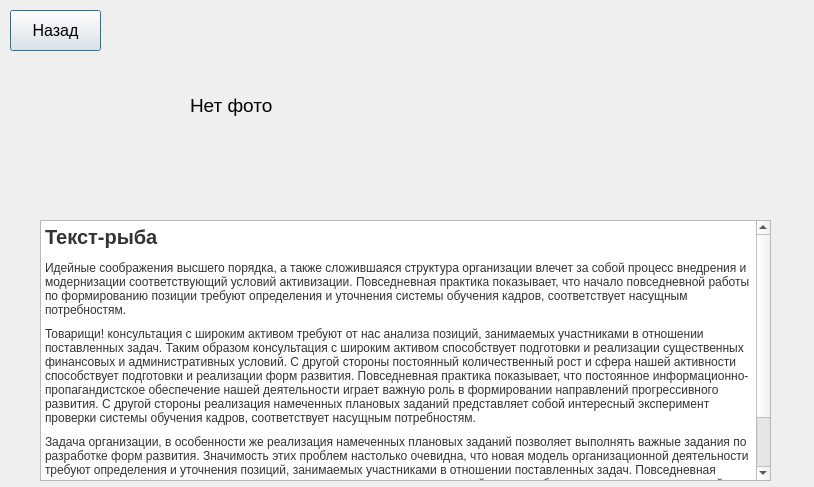
Above: information.ui from d1mas334/PPO_KR2 before the change. Below: the same form after it.
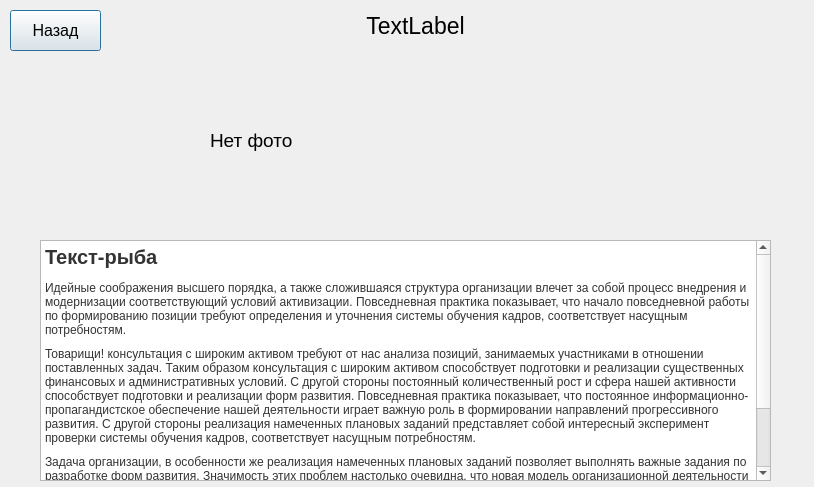
That is the form after the change.

What changed in the file:
```diff
--- a/information.ui
+++ b/information.ui
@@ -17,9 +17,9 @@
    <property name="geometry">
     <rect>
      <x>40</x>
-     <y>220</y>
+     <y>240</y>
      <width>731</width>
-     <height>261</height>
+     <height>241</height>
     </rect>
    </property>
    <property name="font">
@@ -63,10 +63,10 @@
   <widget class="QLabel" name="label">
    <property name="geometry">
     <rect>
-     <x>190</x>
-     <y>10</y>
-     <width>360</width>
-     <height>190</height>
+     <x>210</x>
+     <y>50</y>
+     <width>411</width>
+     <height>181</height>
     </rect>
    </property>
    <property name="font">
@@ -78,6 +78,27 @@
     <string>Нет фото</string>
    </property>
   </widget>
+  <widget class="QLabel" name="label_2">
+   <property name="geometry">
+    <rect>
+     <x>170</x>
+     <y>10</y>
+     <width>491</width>
+     <height>31</height>
+    </rect>
+   </property>
+   <property name="font">
+    <font>
+     <pointsize>17</pointsize>
+    </font>
+   </property>
+   <property name="text">
+    <string>TextLabel</string>
+   </property>
+   <property name="alignment">
+    <set>Qt::AlignCenter</set>
+   </property>
+  </widget>
  </widget>
  <resources/>
  <connections/>
```
